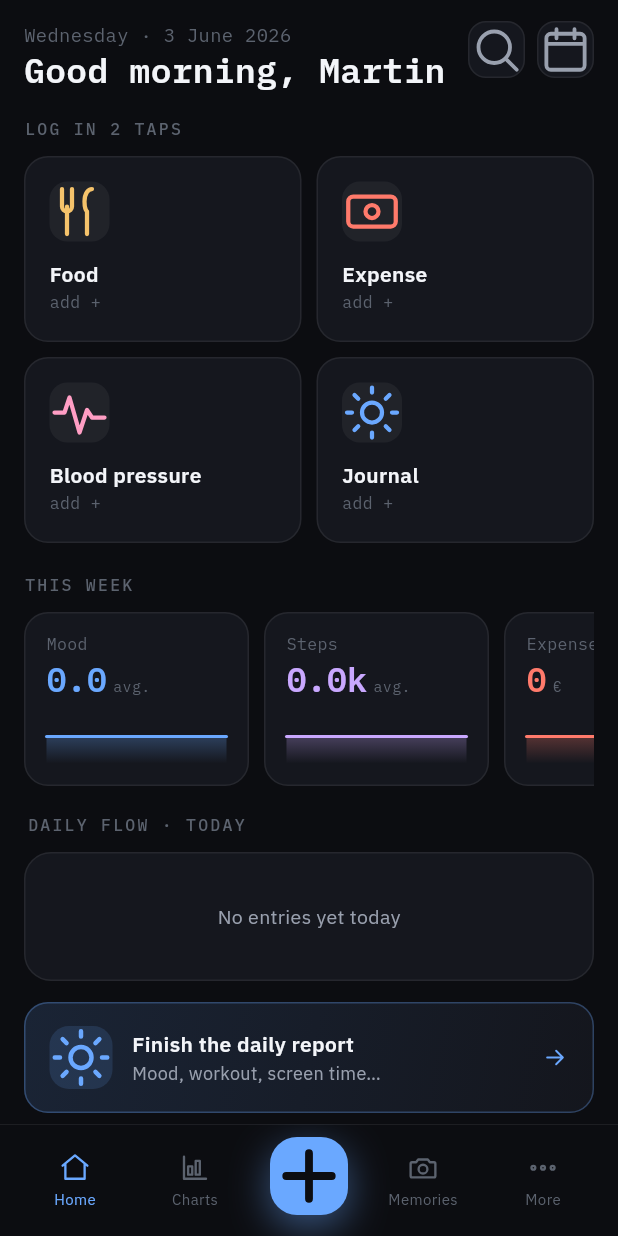
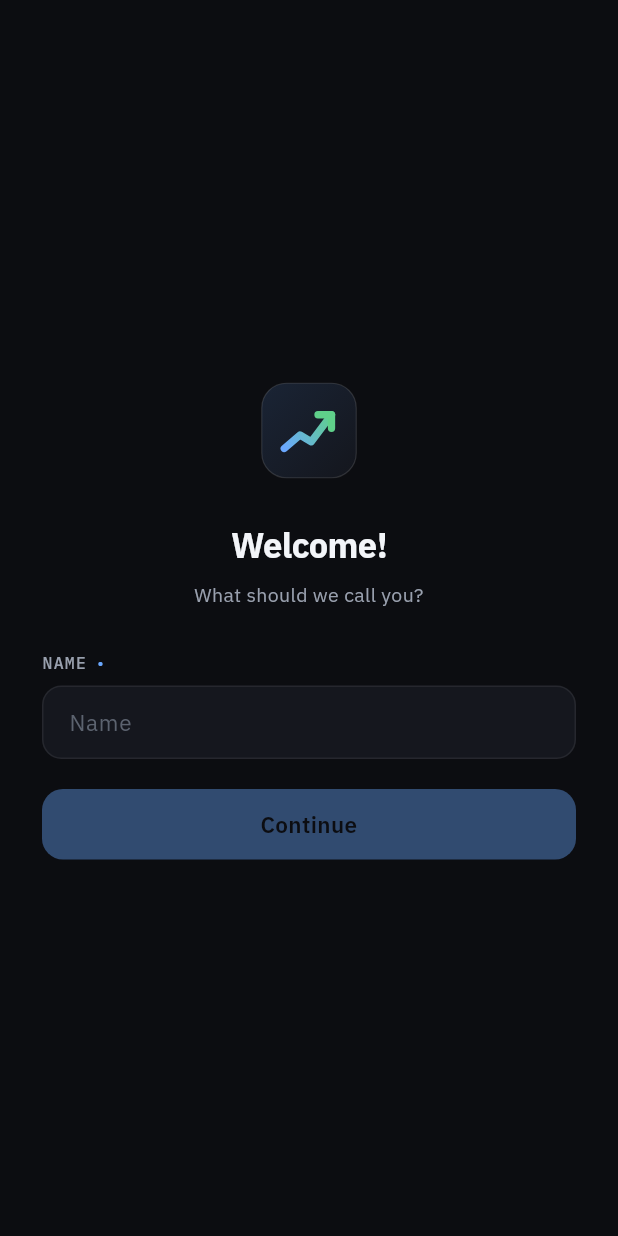
Before and after one commit to Tencho0/Life-Maxxing, a Flutter app: the screen it shows after launch, on a phone screen of 412 x 824 dp. Run offline on Flutter 3.47's test engine with Material 3 defaults, Android fonts, the phone set to English and light mode, and no system bars; drawn by our look-alikes of fl_chart; our stand-ins replace drift, drift_flutter, file_picker, flutter_image_compress, flutter_riverpod, go_router and 2 more; accounts and stored records are empty; generated files the repository leaves out were written again.

Commit message:
feat: first-launch onboarding + user name (parallel session)
Welcome/onboarding flow, user-name setting, home greeting + settings wiring,
EN/BG localization strings, and tests. Spec in
docs/superpowers/specs/2026-06-03-first-launch-name-design.md.

Co-Authored-By: Claude Opus 4.8 (1M context) <noreply@anthropic.com>

```diff
--- a/src/lib/app/app.dart
+++ b/src/lib/app/app.dart
@@ -4,6 +4,7 @@ import 'package:flutter_riverpod/misc.dart' show Override;
 
 import '../core/theme/theme.dart';
 import '../l10n/app_localizations.dart';
+import '../presentation/onboarding/welcome_screen.dart';
 import 'providers.dart';
 import 'router.dart';
 
@@ -27,8 +28,28 @@ class _Root extends ConsumerWidget {
   Widget build(BuildContext context, WidgetRef ref) {
     // null = follow system; a user choice (persisted via SettingsService) wins.
     final locale = ref.watch(localeProvider);
+    // No name yet → first launch: gate the app behind the welcome screen.
+    // Submitting a name flips userNameProvider and this rebuilds into the app.
+    final name = ref.watch(userNameProvider);
+    final needsName = name == null || name.isEmpty;
+
+    // Shared MaterialApp configuration for both the welcome gate and the app.
+    String title(BuildContext context) => AppLocalizations.of(context).appTitle;
+
+    if (needsName) {
+      return MaterialApp(
+        onGenerateTitle: title,
+        debugShowCheckedModeBanner: false,
+        theme: AppTheme.dark,
+        locale: locale,
+        localizationsDelegates: AppLocalizations.localizationsDelegates,
+        supportedLocales: AppLocalizations.supportedLocales,
+        home: const WelcomeScreen(),
+      );
+    }
+
     return MaterialApp.router(
-      onGenerateTitle: (context) => AppLocalizations.of(context).appTitle,
+      onGenerateTitle: title,
       debugShowCheckedModeBanner: false,
       theme: AppTheme.dark,
       locale: locale,
--- a/src/lib/app/providers.dart
+++ b/src/lib/app/providers.dart
@@ -50,6 +50,33 @@ class LocaleController extends Notifier<Locale?> {
   }
 }
 
+/// The user display name loaded from settings at startup. `main()` overrides
+/// this with the persisted value (read before the first frame); it seeds
+/// [userNameProvider]'s initial state. Defaults to `null` (no name yet) in
+/// tests/cold start, which drives the first-launch welcome screen.
+final initialUserNameProvider = Provider<String?>((ref) => null);
+
+/// The active user display name shown in the home greeting. `null` = no name
+/// set yet → the app shell shows the welcome screen instead of the router.
+/// [WelcomeScreen] and Settings call [UserNameController.set], which updates
+/// state live and persists.
+final userNameProvider =
+    NotifierProvider<UserNameController, String?>(UserNameController.new);
+
+class UserNameController extends Notifier<String?> {
+  @override
+  String? build() => ref.read(initialUserNameProvider);
+
+  /// Updates the active name live and persists it (trimmed). A blank name is
+  /// ignored — the greeting always has a real name once onboarding completes.
+  Future<void> set(String name) async {
+    final trimmed = name.trim();
+    if (trimmed.isEmpty) return;
+    state = trimmed;
+    await ref.read(settingsServiceProvider).setUserName(trimmed);
+  }
+}
+
 /// The single write path for photo attachments (image pipeline + cardinality +
 /// delete-cascades-files). Used by every photo-bearing feature slice.
 final attachmentServiceProvider = Provider<AttachmentService>((ref) {
--- a/src/lib/l10n/app_bg.arb
+++ b/src/lib/l10n/app_bg.arb
@@ -11,6 +11,11 @@
 
   "settingsTitle": "Настройки",
   "settingsLanguage": "Език",
+  "settingsName": "Име",
+  "welcomeTitle": "Добре дошъл!",
+  "welcomePrompt": "Как да те наричам?",
+  "welcomeNameHint": "Име",
+  "welcomeContinue": "Продължи",
   "languageSystem": "Системен",
   "languageBulgarian": "Български",
   "languageEnglish": "English",
--- a/src/lib/l10n/app_en.arb
+++ b/src/lib/l10n/app_en.arb
@@ -38,6 +38,26 @@
   "settingsLanguage": "Language",
   "@settingsLanguage": {
     "description": "Label for the language picker row."
+  },
+  "settingsName": "Name",
+  "@settingsName": {
+    "description": "Label for the editable user-name row in Settings (used in the home greeting)."
+  },
+  "welcomeTitle": "Welcome!",
+  "@welcomeTitle": {
+    "description": "First-launch welcome screen heading."
+  },
+  "welcomePrompt": "What should we call you?",
+  "@welcomePrompt": {
+    "description": "First-launch prompt asking for the user's name."
+  },
+  "welcomeNameHint": "Name",
+  "@welcomeNameHint": {
+    "description": "Placeholder text in the first-launch name input."
+  },
+  "welcomeContinue": "Continue",
+  "@welcomeContinue": {
+    "description": "Button that confirms the entered name and enters the app."
   },
   "languageSystem": "System",
   "@languageSystem": {
--- a/src/lib/l10n/app_localizations.dart
+++ b/src/lib/l10n/app_localizations.dart
@@ -152,6 +152,36 @@ abstract class AppLocalizations {
   /// **'Language'**
   String get settingsLanguage;
 
+  /// Label for the editable user-name row in Settings (used in the home greeting).
+  ///
+  /// In en, this message translates to:
+  /// **'Name'**
+  String get settingsName;
+
+  /// First-launch welcome screen heading.
+  ///
+  /// In en, this message translates to:
+  /// **'Welcome!'**
+  String get welcomeTitle;
+
+  /// First-launch prompt asking for the user's name.
+  ///
+  /// In en, this message translates to:
+  /// **'What should we call you?'**
+  String get welcomePrompt;
+
+  /// Placeholder text in the first-launch name input.
+  ///
+  /// In en, this message translates to:
+  /// **'Name'**
+  String get welcomeNameHint;
+
+  /// Button that confirms the entered name and enters the app.
+  ///
+  /// In en, this message translates to:
+  /// **'Continue'**
+  String get welcomeContinue;
+
   /// Language option: follow the system locale.
   ///
   /// In en, this message translates to:
--- a/src/lib/l10n/app_localizations_en.dart
+++ b/src/lib/l10n/app_localizations_en.dart
@@ -34,6 +34,21 @@ class AppLocalizationsEn extends AppLocalizations {
 
   @override
   String get settingsLanguage => 'Language';
+
+  @override
+  String get settingsName => 'Name';
+
+  @override
+  String get welcomeTitle => 'Welcome!';
+
+  @override
+  String get welcomePrompt => 'What should we call you?';
+
+  @override
+  String get welcomeNameHint => 'Name';
+
+  @override
+  String get welcomeContinue => 'Continue';
 
   @override
   String get languageSystem => 'System';
--- a/src/lib/presentation/home/home_screen.dart
+++ b/src/lib/presentation/home/home_screen.dart
@@ -7,6 +7,7 @@ import 'package:flutter_riverpod/flutter_riverpod.dart';
 import 'package:go_router/go_router.dart';
 import 'package:intl/intl.dart';
 
+import '../../app/providers.dart';
 import '../../app/sheets.dart';
 import '../../core/charts/sparkline.dart';
 import '../../core/icons/lm_icons.dart';
@@ -19,8 +20,6 @@ import '../../core/widgets/screen_body.dart';
 import '../../core/widgets/section_title.dart';
 import 'home_data.dart';
 import 'home_providers.dart';
-
-const _name = 'Martin';
 
 String _greeting(BuildContext c, int hour) => hour < 12
     ? c.l10n.homeGreetMorning
@@ -38,6 +37,7 @@ class HomeScreen extends ConsumerWidget {
   @override
   Widget build(BuildContext context, WidgetRef ref) {
     final now = DateTime.now();
+    final name = ref.watch(userNameProvider) ?? '';
     final week = ref.watch(homeWeekProvider).asData?.value;
     final data = ref.watch(homeTimelineProvider).asData?.value;
     final timeline = data == null
@@ -53,7 +53,7 @@ class HomeScreen extends ConsumerWidget {
 
     return Column(
       children: [
-        _HomeHead(now: now),
+        _HomeHead(now: now, name: name),
         Expanded(
           child: ScreenBody(
             children: [
@@ -78,8 +78,9 @@ class HomeScreen extends ConsumerWidget {
 }
 
 class _HomeHead extends StatelessWidget {
-  const _HomeHead({required this.now});
+  const _HomeHead({required this.now, required this.name});
   final DateTime now;
+  final String name;
   @override
   Widget build(BuildContext context) {
     return Padding(
@@ -95,7 +96,7 @@ class _HomeHead extends StatelessWidget {
                 Text(_longDate(context, now),
                     style: AppText.monoFaint.copyWith(fontSize: 12.5)),
                 const SizedBox(height: 3),
-                Text('${_greeting(context, now.hour)}, $_name',
+                Text('${_greeting(context, now.hour)}, $name',
                     style: AppText.statLg.copyWith(fontSize: 23)),
               ],
             ),
--- /dev/null
+++ b/src/lib/presentation/onboarding/welcome_screen.dart
@@ -0,0 +1,87 @@
+// First-launch welcome: asks for the user's display name before the app shell
+// renders. Shown by `_Root` whenever [userNameProvider] is null/empty; once a
+// non-empty name is submitted the provider flips and the app reveals the home
+// screen. The name is required — Continue stays disabled until the trimmed
+// field is non-empty. See docs/superpowers/specs/2026-06-03-first-launch-name-design.md.
+
+import 'package:flutter/material.dart';
+import 'package:flutter_riverpod/flutter_riverpod.dart';
+
+import '../../app/providers.dart';
+import '../../core/l10n/l10n_ext.dart';
+import '../../core/theme/tokens.dart';
+import '../../core/theme/typography.dart';
+import '../../core/widgets/field.dart';
+import '../../core/widgets/lm_button.dart';
+import '../../core/widgets/lm_logo.dart';
+
+class WelcomeScreen extends ConsumerStatefulWidget {
+  const WelcomeScreen({super.key});
+
+  @override
+  ConsumerState<WelcomeScreen> createState() => _WelcomeScreenState();
+}
+
+class _WelcomeScreenState extends ConsumerState<WelcomeScreen> {
+  final _controller = TextEditingController();
+
+  @override
+  void dispose() {
+    _controller.dispose();
+    super.dispose();
+  }
+
+  bool get _canContinue => _controller.text.trim().isNotEmpty;
+
+  Future<void> _submit() async {
+    if (!_canContinue) return;
+    await ref.read(userNameProvider.notifier).set(_controller.text);
+  }
+
+  @override
+  Widget build(BuildContext context) {
+    final l10n = context.l10n;
+    return Scaffold(
+      backgroundColor: AppColors.bg,
+      body: SafeArea(
+        child: Center(
+          child: SingleChildScrollView(
+            padding: const EdgeInsets.symmetric(horizontal: 28, vertical: 24),
+            child: Column(
+              mainAxisSize: MainAxisSize.min,
+              crossAxisAlignment: CrossAxisAlignment.stretch,
+              children: [
+                const Center(child: LmLogo.icon(size: 72)),
+                const SizedBox(height: 28),
+                Text(l10n.welcomeTitle,
+                    textAlign: TextAlign.center, style: AppText.greeting),
+                const SizedBox(height: 10),
+                Text(l10n.welcomePrompt,
+                    textAlign: TextAlign.center, style: AppText.bodyDim),
+                const SizedBox(height: 28),
+                Field(
+                  label: l10n.settingsName,
+                  required: true,
+                  child: LmInput(
+                    controller: _controller,
+                    hintText: l10n.welcomeNameHint,
+                    onChanged: (_) => setState(() {}),
+                  ),
+                ),
+                const SizedBox(height: 6),
+                Opacity(
+                  opacity: _canContinue ? 1 : 0.4,
+                  child: LmButton(
+                    l10n.welcomeContinue,
+                    full: true,
+                    onTap: _canContinue ? _submit : null,
+                  ),
+                ),
+              ],
+            ),
+          ),
+        ),
+      ),
+    );
+  }
+}
--- a/src/lib/services/settings_service.dart
+++ b/src/lib/services/settings_service.dart
@@ -2,15 +2,17 @@ import 'dart:ui' show Locale;
 
 import '../data/daos.dart';
 
-/// App preferences persisted in the drift `settings` KV table. Currently just
-/// the UI locale. Storage is language-independent (a bare language code);
-/// `null` means "follow the system locale".
+/// App preferences persisted in the drift `settings` KV table — the UI locale
+/// and the user's display name (shown in the home greeting). Both are device
+/// preferences, deliberately excluded from backup/restore. The locale is stored
+/// as a bare language code; `null` means "follow the system locale".
 class SettingsService {
   SettingsService(this._dao);
 
   final SettingsDao _dao;
 
   static const _localeKey = 'locale';
+  static const _userNameKey = 'userName';
 
   /// The persisted UI locale, or `null` when none is set (follow system).
   Future<Locale?> getLocale() async {
@@ -27,4 +29,21 @@ class SettingsService {
       await _dao.setValue(_localeKey, locale.languageCode);
     }
   }
+
+  /// The persisted user display name, or `null`/empty when none is set — the
+  /// signal `main()` and the app shell use to show the first-launch welcome.
+  Future<String?> getUserName() async {
+    final name = await _dao.getValue(_userNameKey);
+    return (name == null || name.isEmpty) ? null : name;
+  }
+
+  /// Persists the user's display name (trimmed). An empty/blank name clears it.
+  Future<void> setUserName(String name) async {
+    final trimmed = name.trim();
+    if (trimmed.isEmpty) {
+      await _dao.deleteKey(_userNameKey);
+    } else {
+      await _dao.setValue(_userNameKey, trimmed);
+    }
+  }
 }
```
Also changed, not shown: src/lib/l10n/app_localizations_bg.dart (+15 -0 lines), src/lib/main.dart (+8 -4 lines), src/lib/presentation/settings/settings_screen.dart (+77 -3 lines), 6 other files.
